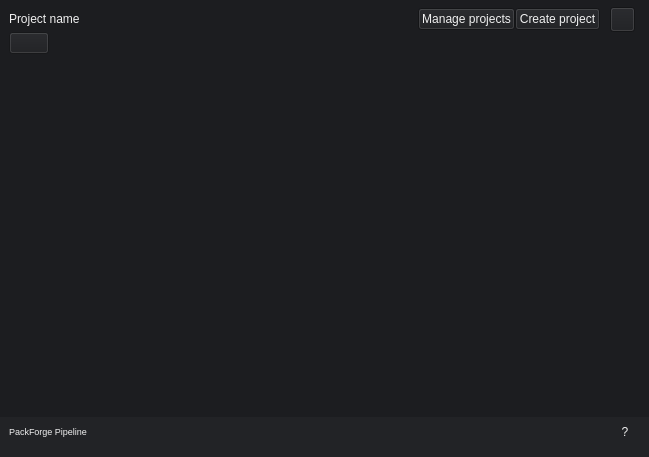
Old version of the form library/apps/ui/arUtil.ui in the repository elenagiuliani/Elena_PythonAdvanced.
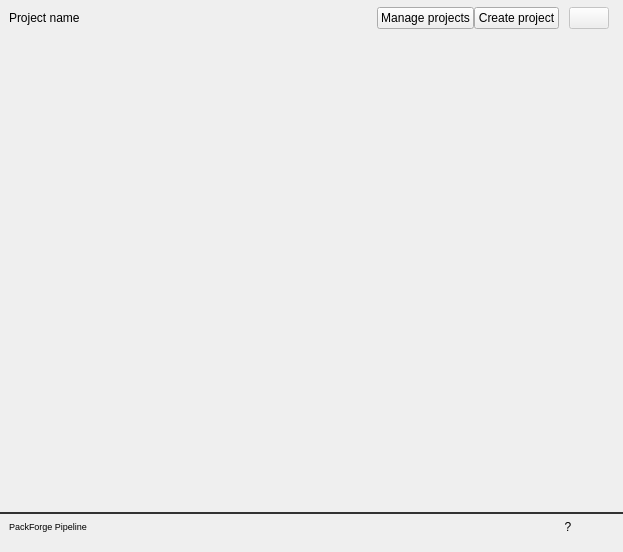
New version of the form. Icons and pictures are not drawn.

What changed in the file:
```diff
--- a/library/apps/ui/arUtil.ui
+++ b/library/apps/ui/arUtil.ui
@@ -6,8 +6,8 @@
    <rect>
     <x>0</x>
     <y>0</y>
-    <width>649</width>
-    <height>457</height>
+    <width>623</width>
+    <height>552</height>
    </rect>
   </property>
   <property name="sizePolicy">
@@ -24,69 +24,7 @@
     <normaloff>:/images/icons/logo_store.png</normaloff>:/images/icons/logo_store.png</iconset>
   </property>
   <property name="styleSheet">
-   <string notr="true">/* 
-my_white     = rgb(240, 240, 240);
-my_black     = rgb(24, 25, 28);
-dark_green  = rgb(31, 49, 0);
-light_green  = rgb(71, 89, 30);
- */
-
-QWidget {
-color: rgb(240, 240, 240);  /* push btn text color */
-background-color: rgb(28, 29, 32);  /* widgets background color */
-}
-
-/* push btn */
-QPushButton:hover {background-color: rgb(31, 49, 0); }
-QPushButton:checked {background-color: rgb(71, 89, 30);}
-QPushButton:disabled {color: rgb(100, 100, 100);} /* push btn text color, when disabled*/
-QPushButton { color: rgb(240, 240, 240);}
-
-/* tabs */
-QTabBar::tab:hover {background-color: rgb(31, 49, 0); }
-QTabBar::tab:selected  {background-color: rgb(71, 89, 30);}
-
-/* line 
-4 is for horizontal line (5 for vertical line)*/
-QFrame[frameShape=&quot;4&quot;]{
-background-color: rgb(240, 240, 240);
-max-height: 1px;
-border: none;
-}
-QFrame[frameShape=&quot;5&quot;]{
-background-color: rgb(240, 240, 240);
-max-width: 1px;
-border: none;
-}
-
-/* scroll bar */
-QScrollBar:vertical {
-    background: transparent;
-    width: 15px;
-}
-
-/* list widget */
-QListWidget::item:disabled {color: rgb(100, 100, 100); }
-
-/* RADIO BUTTONS */
-QRadioButton::indicator {
-width: 14px;
-height: 14px;
-}
-/* Unchecked circle */
-QRadioButton::indicator:unchecked {
-border: 1px solid #666;
-border-radius: 7px;
-background: none;
-}
-/* Checked dot */
-QRadioButton::indicator:checked {
-border: 1px solid #666;
-border-radius: 7px;
-background-color: rgb(71, 89, 30);  /* DOT COLOR HERE */
-}
-
-</string>
+   <string notr="true"/>
   </property>
   <layout class="QGridLayout" name="gridLayout">
    <property name="leftMargin">
@@ -102,7 +40,7 @@
     <number>0</number>
    </property>
    <property name="horizontalSpacing">
-    <number>2</number>
+    <number>10</number>
    </property>
    <property name="verticalSpacing">
     <number>0</number>
@@ -128,17 +66,8 @@
       </size>
      </property>
      <property name="styleSheet">
-      <string notr="true">/* 
-my_white     = rgb(240, 240, 240);
-my_black     = rgb(24, 25, 28);
-dark_green  = rgb(31, 49, 0);
-light_green  = rgb(71, 89, 30);
- */
-
-QWidget {background-color: rgb(34, 35, 38) ;
-				border-top: 2px solid  rgb(50, 50, 50);
-}
-</string>
+      <string notr="true">QWidget {border-top: 2px solid  rgb(50, 50, 50);
+}</string>
      </property>
      <layout class="QVBoxLayout" name="verticalLayout_3">
       <property name="leftMargin">
@@ -183,7 +112,7 @@
          <property name="bottomMargin">
           <number>0</number>
          </property>
-         <item row="0" column="0">
+         <item row="0" column="1">
           <layout class="QHBoxLayout" name="horizontalLayout_4">
            <item>
             <widget class="QLabel" name="label_2">
@@ -353,6 +282,38 @@
              </property>
             </widget>
            </item>
+           <item>
+            <widget class="QPushButton" name="btnReloadApp">
+             <property name="sizePolicy">
+              <sizepolicy hsizetype="Minimum" vsizetype="Fixed">
+               <horstretch>0</horstretch>
+               <verstretch>0</verstretch>
+              </sizepolicy>
+             </property>
+             <property name="minimumSize">
+              <size>
+               <width>25</width>
+               <height>25</height>
+              </size>
+             </property>
+             <property name="maximumSize">
+              <size>
+               <width>25</width>
+               <height>25</height>
+              </size>
+             </property>
+             <property name="toolTip">
+              <string>Reload app</string>
+             </property>
+             <property name="text">
+              <string/>
+             </property>
+             <property name="icon">
+              <iconset resource="../../img/app_imgs.qrc">
+               <normaloff>:/images/icons/btn_reload_app.png</normaloff>:/images/icons/btn_reload_app.png</iconset>
+             </property>
+            </widget>
+           </item>
           </layout>
          </item>
         </layout>
@@ -562,45 +523,6 @@
            </spacer>
           </item>
           <item>
-           <widget class="QPushButton" name="btnReloadApp">
-            <property name="sizePolicy">
-             <sizepolicy hsizetype="Minimum" vsizetype="Fixed">
-              <horstretch>0</horstretch>
-              <verstretch>0</verstretch>
-             </sizepolicy>
-            </property>
-            <property name="minimumSize">
-             <size>
-              <width>25</width>
-              <height>25</height>
-             </size>
-            </property>
-            <property name="maximumSize">
-             <size>
-              <width>25</width>
-              <height>25</height>
-             </size>
-            </property>
-            <property name="toolTip">
-             <string>Reload app</string>
-            </property>
-            <property name="text">
-             <string/>
-            </property>
-            <property name="icon">
-             <iconset resource="../../img/app_imgs.qrc">
-              <normaloff>:/images/icons/btn_reload_app.png</normaloff>:/images/icons/btn_reload_app.png</iconset>
-            </property>
-           </widget>
-          </item>
-         </layout>
-        </item>
-        <item>
-         <layout class="QHBoxLayout" name="horizontalLayout_2">
-          <property name="spacing">
-           <number>0</number>
-          </property>
-          <item>
            <widget class="QPushButton" name="btnBack">
             <property name="enabled">
              <bool>false</bool>
@@ -620,6 +542,13 @@
             </property>
            </widget>
           </item>
+         </layout>
+        </item>
+        <item>
+         <layout class="QHBoxLayout" name="horizontalLayout_2">
+          <property name="spacing">
+           <number>0</number>
+          </property>
           <item>
            <spacer name="horizontalSpacer_3">
             <property name="orientation">
```
Left out of the diff: 4 changed lines with no effect on the pictures.
